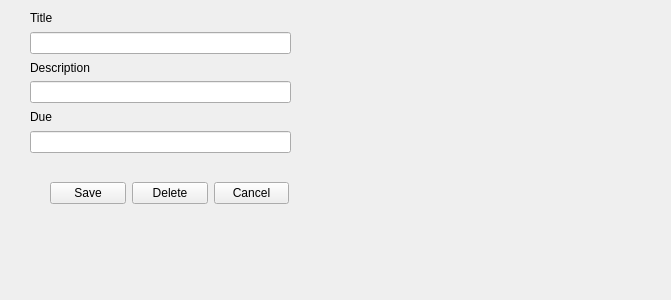
Qt form ui/edit_popup.ui (AmmarSyamil/HyprSP) before a commit.
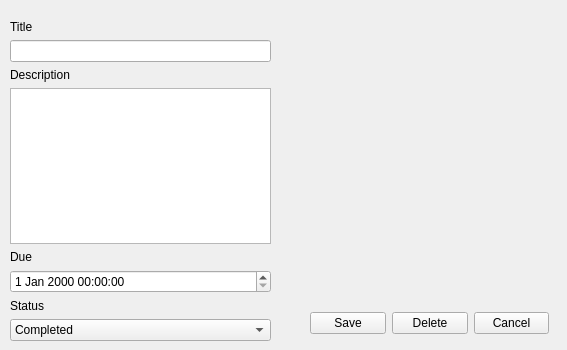
The same form after that commit. Icons and pictures are not drawn.

The edit to the form file:
```diff
--- a/ui/edit_popup.ui
+++ b/ui/edit_popup.ui
@@ -6,8 +6,8 @@
    <rect>
     <x>0</x>
     <y>0</y>
-    <width>671</width>
-    <height>300</height>
+    <width>567</width>
+    <height>350</height>
    </rect>
   </property>
   <property name="windowTitle">
@@ -16,10 +16,10 @@
   <widget class="QLabel" name="extra">
    <property name="geometry">
     <rect>
-     <x>330</x>
+     <x>300</x>
      <y>10</y>
-     <width>161</width>
-     <height>161</height>
+     <width>241</width>
+     <height>221</height>
     </rect>
    </property>
    <property name="text">
@@ -35,13 +35,13 @@
   <widget class="QWidget" name="layoutWidget">
    <property name="geometry">
     <rect>
-     <x>30</x>
-     <y>10</y>
+     <x>10</x>
+     <y>20</y>
      <width>261</width>
-     <height>143</height>
+     <height>321</height>
     </rect>
    </property>
-   <layout class="QVBoxLayout" name="verticalLayout">
+   <layout class="QVBoxLayout" name="verticalLayout" stretch="1,1,0,1,1,1,1">
     <item>
      <widget class="QLabel" name="title">
       <property name="text">
@@ -53,6 +53,8 @@
      <widget class="QLineEdit" name="title_input"/>
     </item>
     <item>
+     <layout class="QVBoxLayout" name="verticalLayout_2" stretch="0,0">
+      <item>
      <widget class="QLabel" name="description">
       <property name="text">
        <string>Description</string>
@@ -60,7 +62,9 @@
      </widget>
     </item>
     <item>
-     <widget class="QLineEdit" name="description_input"/>
+       <widget class="QTextEdit" name="description_input"/>
+      </item>
+     </layout>
     </item>
     <item>
      <widget class="QLabel" name="due">
@@ -70,15 +74,39 @@
      </widget>
     </item>
     <item>
-     <widget class="QLineEdit" name="due_input"/>
+     <widget class="QDateTimeEdit" name="due_input"/>
+    </item>
+    <item>
+     <widget class="QLabel" name="status">
+      <property name="text">
+       <string>Status</string>
+      </property>
+     </widget>
+    </item>
+    <item>
+     <widget class="QComboBox" name="status_input">
+      <property name="frame">
+       <bool>true</bool>
+      </property>
+      <item>
+       <property name="text">
+        <string>Completed</string>
+       </property>
+      </item>
+      <item>
+       <property name="text">
+        <string>Not Completed</string>
+       </property>
+      </item>
+     </widget>
     </item>
    </layout>
   </widget>
   <widget class="QWidget" name="layoutWidget">
    <property name="geometry">
     <rect>
-     <x>50</x>
-     <y>180</y>
+     <x>310</x>
+     <y>310</y>
      <width>239</width>
      <height>26</height>
     </rect>
```
Lines whose indentation alone changed are shown as unchanged.
